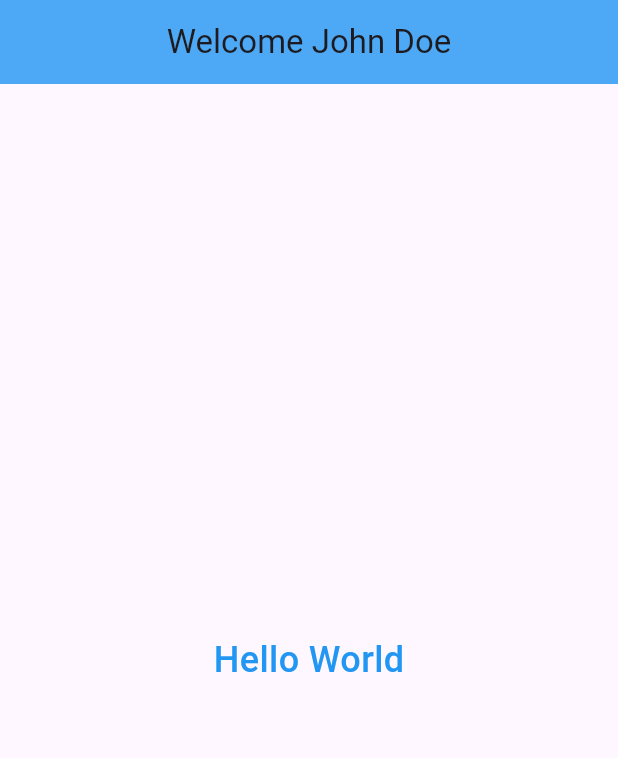
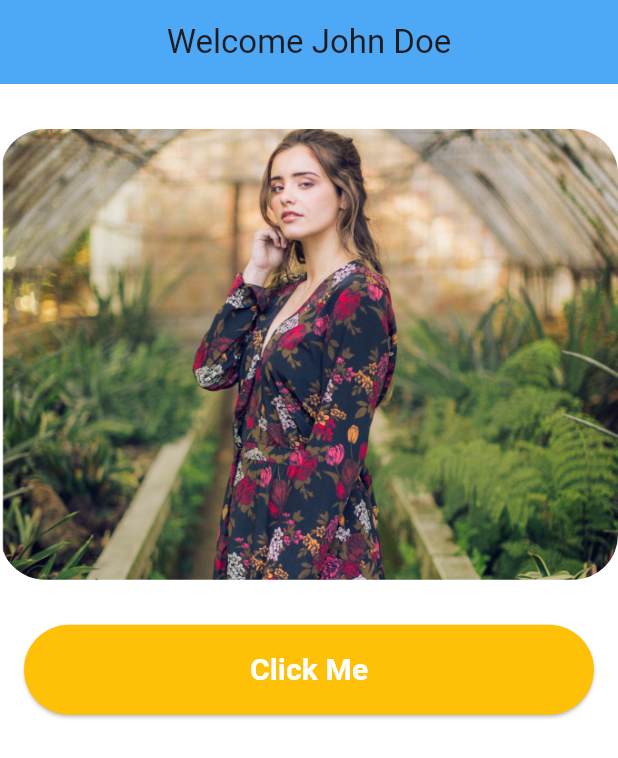
Before and after one commit to hashimsaffarini/Flutter_Course_PTUK, a Flutter app: the screen it shows after launch, on a phone screen of 412 x 824 dp. Shown: the top 758 px of the screen. Run offline on Flutter 3.47's test engine with Material 3 defaults, Android fonts, the phone set to English and light mode, and no system bars; our stand-ins replace flutter_svg.

```diff
--- a/first_app/lib/home_page.dart
+++ b/first_app/lib/home_page.dart
@@ -1,32 +1,82 @@
 import 'package:flutter/material.dart';
 
-class HomePage extends StatelessWidget {
+class HomePage extends StatefulWidget {
   const HomePage({
     super.key,
   });
+
+  @override
+  State<HomePage> createState() => _HomePageState();
+}
+
+class _HomePageState extends State<HomePage> {
   final String userName = 'John Doe';
+  int currentIndex = 0;
+  List<String> images = [
+    'assets/first_image.png',
+    'assets/sec_image.png',
+    'assets/third_image.jpg',
+  ];
+
   @override
   Widget build(BuildContext context) {
     return Scaffold(
       appBar: AppBar(
-        // backgroundColor: const Color(0xFF51535E),
-        // backgroundColor: const Color.fromARGB(255, 102, 85, 137),
-        // backgroundColor: Colors.red,
         backgroundColor: Colors.blue.withOpacity(0.8),
         title: Text('Welcome $userName'),
         centerTitle: true,
       ),
-      body: const Center(
-        child: Text(
-          'Hello World',
-          style: TextStyle(
-            fontSize: 24,
-            fontWeight: FontWeight.w500,
-            color: Colors.blue,
+      body: Container(
+        color: Colors.white,
+        width: double.infinity,
+        height: double.infinity,
+        child: SingleChildScrollView(
+          child: Column(
+            children: [
+              const SizedBox(
+                height: 30,
+              ),
+              ClipRRect(
+                borderRadius: BorderRadius.circular(30.0),
+                child: Image.asset(
+                  images[currentIndex],
+                ),
+              ),
+              const SizedBox(
+                height: 30,
+              ),
+              Padding(
+                padding: const EdgeInsets.symmetric(horizontal: 16),
+                child: ElevatedButton(
+                  style: ElevatedButton.styleFrom(
+                    backgroundColor: Colors.amber,
+                    minimumSize: const Size(double.infinity, 60),
+                  ),
+                  onPressed: () {
+                    setState(() {
+                      currentIndex++;
+                      if (currentIndex == images.length) {
+                        currentIndex = 0;
+                      }
+                    });
+                  },
+                  child: const Text(
+                    'Click Me',
+                    style: TextStyle(
+                      fontSize: 20,
+                      color: Colors.white,
+                      fontWeight: FontWeight.bold,
+                    ),
+                  ),
+                ),
+              )
+            ],
           ),
         ),
       ),
     );
   }
 }
-//color
+
+
+// assets .. images / fonts / videos / json / txt
--- a/first_app/pubspec.yaml
+++ b/first_app/pubspec.yaml
@@ -59,8 +59,8 @@ flutter:
   uses-material-design: true
 
   # To add assets to your application, add an assets section, like this:
-  # assets:
-  #   - images/a_dot_burr.jpeg
+  assets:
+    - assets/
   #   - images/a_dot_ham.jpeg
 
   # An image asset can refer to one or more resolution-specific "variants", see
--- /dev/null
+++ b/quiz_app/lib/main.dart
@@ -0,0 +1,19 @@
+import 'package:flutter/material.dart';
+import 'package:quiz_app/view/screens/splash_screen.dart';
+
+void main() {
+  runApp(const QuizApp());
+}
+
+class QuizApp extends StatelessWidget {
+  const QuizApp({super.key});
+
+  @override
+  Widget build(BuildContext context) {
+    return const MaterialApp(
+      debugShowCheckedModeBanner: false,
+      title: 'Quiz App',
+      home: SplashScreen(),
+    );
+  }
+}
```
Also changed, not shown: quiz_app/analysis_options.yaml (added, +28 -0 lines), quiz_app/lib/view/screens/splash_screen.dart (added, +34 -0 lines), quiz_app/pubspec.yaml (added, +83 -0 lines), first_app/assets/first_image.png (added), first_app/assets/sec_image.png (added), quiz_app/assets/Logo.svg (added), quiz_app/assets/Pattern.png (added), quiz_app/pubspec.lock (added), 125 other files.
